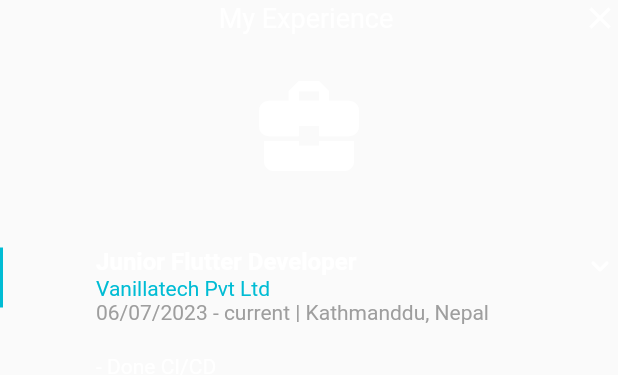
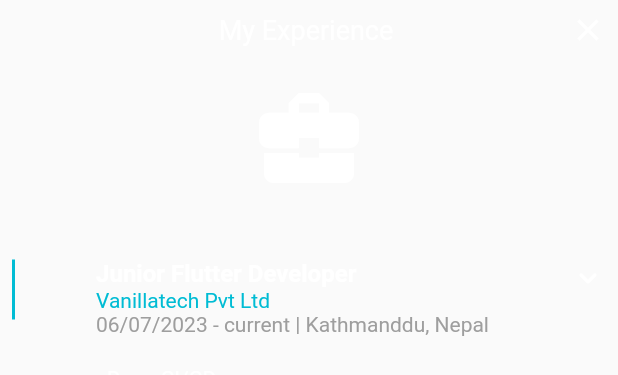
Before and after one commit to himal-rawal/my-portfolio, a Flutter app: the ExperiencePage widget shown alone on an empty page, opened directly, after a tap on the "keyboard arrow down" icon, on a phone screen of 412 x 824 dp. Shown: the top 375 px of the screen. Run offline on Flutter 3.47's test engine with Material 3 defaults, Android fonts, the phone set to English and light mode, and no system bars; our stand-ins replace animated_text_kit.

Commit message:
sucessfull commit

```diff
--- a/lib/experience.dart
+++ b/lib/experience.dart
@@ -8,7 +8,9 @@ class ExperiencePage extends StatelessWidget {
 
   @override
   Widget build(BuildContext context) {
-    return SingleChildScrollView(
+    return Container(
+      padding: const EdgeInsets.all(8),
+      child: SingleChildScrollView(
         child: Column(
           mainAxisAlignment: MainAxisAlignment.start,
           children: [
@@ -40,7 +42,8 @@ class ExperiencePage extends StatelessWidget {
               color: Colors.white,
             ),
             const SizedBox(height: 20),
-          Container(height: 1, width: double.infinity, color: Colors.grey[50]),
+            Container(
+                height: 1, width: double.infinity, color: Colors.grey[50]),
             const SizedBox(height: 20),
             Row(
               crossAxisAlignment: CrossAxisAlignment.start,
@@ -53,6 +56,7 @@ class ExperiencePage extends StatelessWidget {
                   children: [
                     const Text(
                       "Junior Flutter Developer",
+                      maxLines: 3,
                       style: TextStyle(
                           color: Colors.white,
                           fontWeight: FontWeight.w700,
@@ -63,7 +67,9 @@ class ExperiencePage extends StatelessWidget {
                       style: TextStyle(color: Colors.cyan),
                     ),
                     const Text(
-                    "06/07/2023 - current | Kathmanddu, Nepal",
+                      '''06/07/2023 - current | Kathmanddu, Nepal''',
+                      maxLines: 3,
+                      softWrap: false,
                       style: TextStyle(color: Colors.grey),
                     ),
                     const SizedBox(height: 20),
@@ -89,6 +95,7 @@ class ExperiencePage extends StatelessWidget {
             )
           ],
         ),
+      ),
     );
   }
 }
--- a/lib/main.dart
+++ b/lib/main.dart
@@ -45,9 +45,7 @@ class MyPortfolio extends StatelessWidget {
   Widget build(BuildContext context) {
     return MaterialApp(
       home: Scaffold(
-        appBar: AppBar(
-          title: const Text('Responsive Container over Image'),
-        ),
+        backgroundColor: const Color(0xff252526),
         body: Center(
           child: AspectRatio(
             aspectRatio: 1.0, // Maintain aspect ratio of 1:1
@@ -59,6 +57,7 @@ class MyPortfolio extends StatelessWidget {
                   fit: BoxFit.cover,
                   child: Image.asset(
                     '/ios.png',
+                    fit: BoxFit.cover,
                   ),
                 ),
                 // Container positioned at the center of the image
@@ -67,7 +66,7 @@ class MyPortfolio extends StatelessWidget {
                     widthFactor: 0.40, // 50% width of the parent (image)
                     heightFactor: 0.84, // 50% height of the parent (image)
                     child: Container(
-                      color: Colors.blue.withOpacity(0.5),
+                      //color: Colors.blue.withOpacity(0.5),
                       child: showPage(context,
                           context.watch<PortfolioViewmodel>().showPage),
                     ),
--- a/lib/responsivewidgets/responsive_text.dart
+++ b/lib/responsivewidgets/responsive_text.dart
@@ -26,7 +26,7 @@ class ResponsiveText extends StatelessWidget {
             screenWidth / 20; // You can adjust this ratio for your needs
         final double finalFontSize = fontSize.clamp(minFontSize,
             maxFontSize); // Ensure font size stays within defined bounds
-
+        print("finalsize:$finalFontSize");
         return Text(
           text,
           style: TextStyle(fontSize: finalFontSize, color: color),
```
Also changed, not shown: lib/bio.dart (+8 -4 lines), lib/skills_page.dart (+19 -23 lines). Lines whose indentation alone changed are shown as unchanged.
